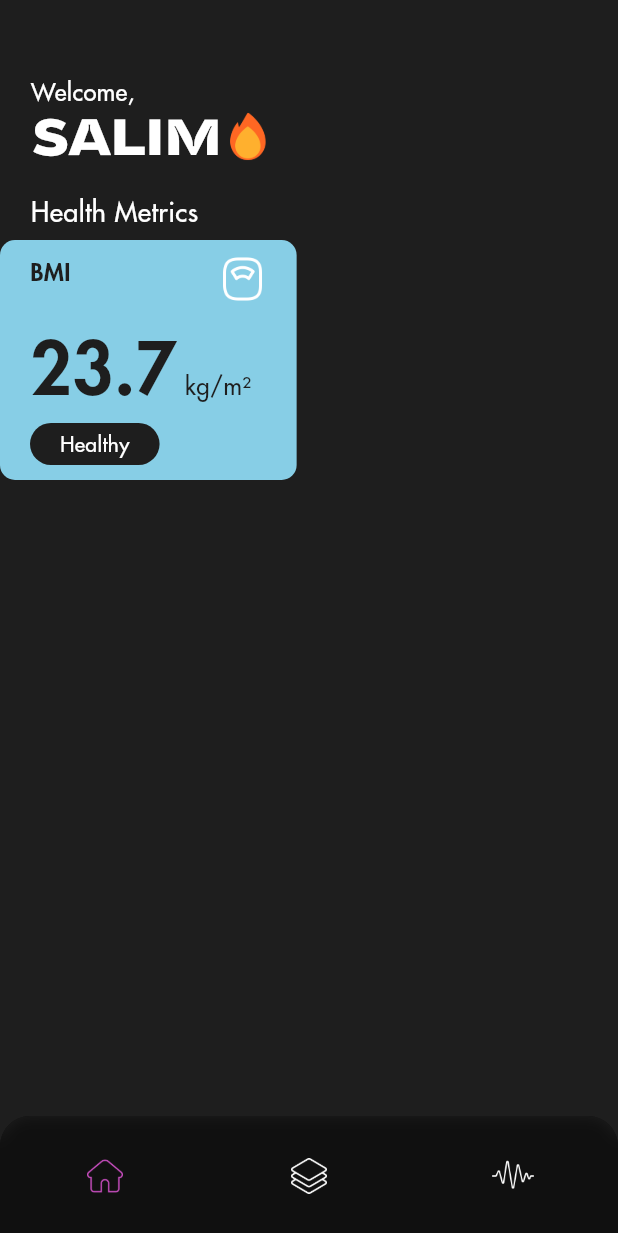
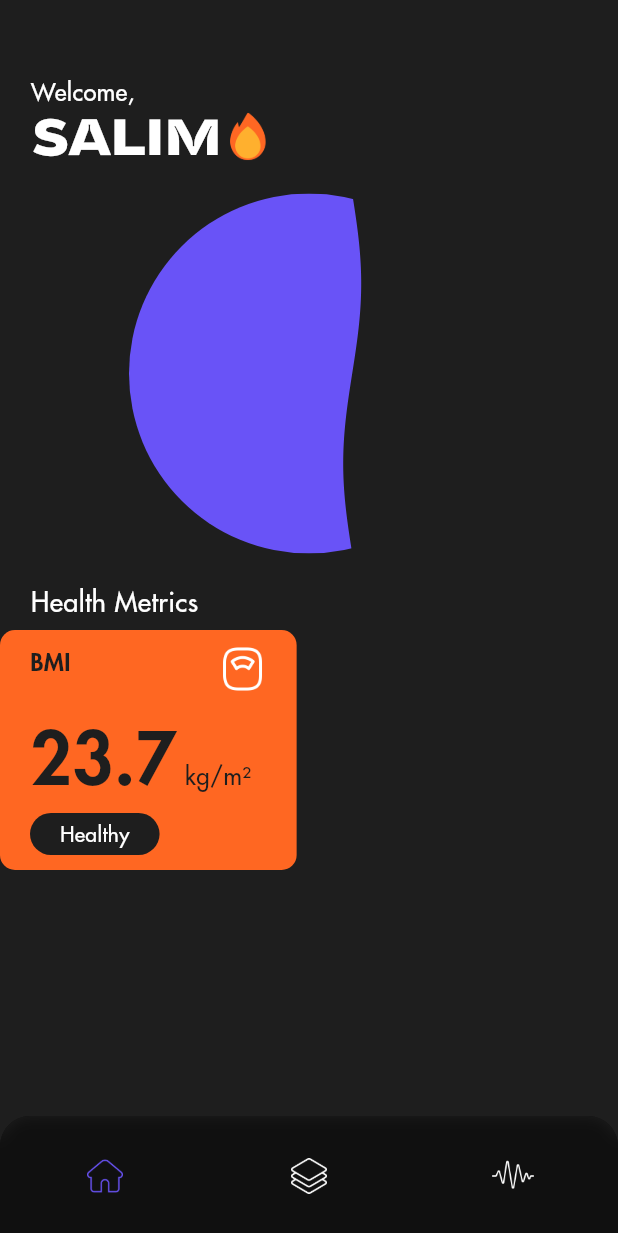
Before and after one commit to Salim-Ali-94/neutrino, a Flutter app: the screen it shows after launch, on a phone screen of 412 x 824 dp. Shown: the top 1233 px of the screen. Run offline on Flutter 3.47's test engine with Material 2 defaults, Android fonts, the phone set to English and light mode, and no system bars; our stand-ins replace liquid_progress_indicator_v2.

Commit message:
added a water progress indicator

```diff
--- a/lib/screens/home.dart
+++ b/lib/screens/home.dart
@@ -1,6 +1,7 @@
 import "package:flutter/material.dart";
 import "package:neutrino/utility/constants.dart";
 import "package:neutrino/widgets/info_card.dart";
+import 'package:liquid_progress_indicator_v2/liquid_progress_indicator.dart';
 
 
 class Home extends StatelessWidget {
@@ -29,6 +30,15 @@ class Home extends StatelessWidget {
 
                                                                         SizedBox(height: 10),
 
+                                                                        Row(mainAxisAlignment: MainAxisAlignment.center, children: [SizedBox(width: 240, height: 240,
+                                                                                                                                            //  child: LiquidCircularProgressIndicator(value: 0.42, borderWidth: 0, direction: Axis.vertical,
+                                                                                                                                             child: LiquidCircularProgressIndicator(value: 0.62, borderWidth: 0, direction: Axis.horizontal,
+                                                                                                                                                                                    valueColor: AlwaysStoppedAnimation(blue),
+                                                                                                                                                                                    backgroundColor: Colors.transparent,
+                                                                                                                                                                                    borderColor: Colors.transparent))]),
+
+                                                                        SizedBox(height: 20),
+
                                                                         Container(padding: EdgeInsets.only(left: screenWidth*0.05), child: Text("Health Metrics", style: TextStyle(fontFamily: "Futura", fontSize: 18,
                                                                                                                                                                                    color: Colors.white, fontWeight: FontWeight.w500))),
 
--- a/lib/utility/constants.dart
+++ b/lib/utility/constants.dart
@@ -13,8 +13,8 @@ const Color ocean = Color(0xff00bfff);
 // const Color purple = Color(0xffcd4ff7);
 // const Color purple = Color(0xffcd4fe6);
 // const Color purple = Color(0xffcd4fd5);
-const Color purple = Color(0xffcd4fc4);
-// const Color purple = Color(0xffcd4fb3);
+// const Color purple = Color(0xffcd4fc4);
+const Color purple = Color(0xffcd4fb3);
 // const Color purple = Color(0xffcd4fa2);
 // const Color purple = Color(0xffcd4f91);
 // const Color purple = Color(0xffcd4f80);
--- a/lib/widgets/info_card.dart
+++ b/lib/widgets/info_card.dart
@@ -12,7 +12,7 @@ class InfoCard extends StatelessWidget {
     final screenWidth = MediaQuery.of(context).size.width;
 
     return Container(height: 160, width: screenWidth*0.48, padding: const EdgeInsets.symmetric(horizontal: 20, vertical: 10),
-                     decoration: BoxDecoration(color: sky, borderRadius: BorderRadius.all(Radius.circular(10))),
+                     decoration: BoxDecoration(color: nectarine, borderRadius: BorderRadius.all(Radius.circular(10))),
 
                      child: Column(mainAxisAlignment: MainAxisAlignment.spaceBetween,
                                    children: [Row(mainAxisAlignment: MainAxisAlignment.spaceBetween, crossAxisAlignment: CrossAxisAlignment.start,
--- a/lib/widgets/nav_bar.dart
+++ b/lib/widgets/nav_bar.dart
@@ -20,9 +20,9 @@ class BottomNavBar extends StatelessWidget {
                                             // selectedItemColor: purple,
                                             // selectedItemColor: granite,
                                             // unselectedItemColor: Colors.white,
-                                            items: [BottomNavigationBarItem(icon: (tab == 0) ? ColorFiltered(colorFilter: ColorFilter.mode(purple, BlendMode.srcATop), child: Image.asset("assets/icons/home.png", width: 24)) :  Image.asset("assets/icons/home.png", width: 24), label: ""),
-                                                    BottomNavigationBarItem(icon: (tab == 1) ? ColorFiltered(colorFilter: ColorFilter.mode(purple, BlendMode.srcATop), child: Image.asset("assets/icons/stack.png", width: 24)) : Image.asset("assets/icons/stack.png", width: 24), label: ""),
-                                                    BottomNavigationBarItem(icon: (tab == 2) ? ColorFiltered(colorFilter: ColorFilter.mode(purple, BlendMode.srcATop), child: Image.asset("assets/icons/stats.png", width: 30)) : Image.asset("assets/icons/stats.png", width: 30), label: "")]));
+                                            items: [BottomNavigationBarItem(icon: (tab == 0) ? ColorFiltered(colorFilter: ColorFilter.mode(blue, BlendMode.srcATop), child: Image.asset("assets/icons/home.png", width: 24)) :  Image.asset("assets/icons/home.png", width: 24), label: ""),
+                                                    BottomNavigationBarItem(icon: (tab == 1) ? ColorFiltered(colorFilter: ColorFilter.mode(blue, BlendMode.srcATop), child: Image.asset("assets/icons/stack.png", width: 24)) : Image.asset("assets/icons/stack.png", width: 24), label: ""),
+                                                    BottomNavigationBarItem(icon: (tab == 2) ? ColorFiltered(colorFilter: ColorFilter.mode(blue, BlendMode.srcATop), child: Image.asset("assets/icons/stats.png", width: 30)) : Image.asset("assets/icons/stats.png", width: 30), label: "")]));
 
   }
 
--- a/pubspec.yaml
+++ b/pubspec.yaml
@@ -35,6 +35,7 @@ dependencies:
   # The following adds the Cupertino Icons font to your application.
   # Use with the CupertinoIcons class for iOS style icons.
   cupertino_icons: ^1.0.2
+  liquid_progress_indicator_v2: ^0.5.0
 
 dev_dependencies:
   flutter_test:
```
Also changed, not shown: pubspec.lock.
